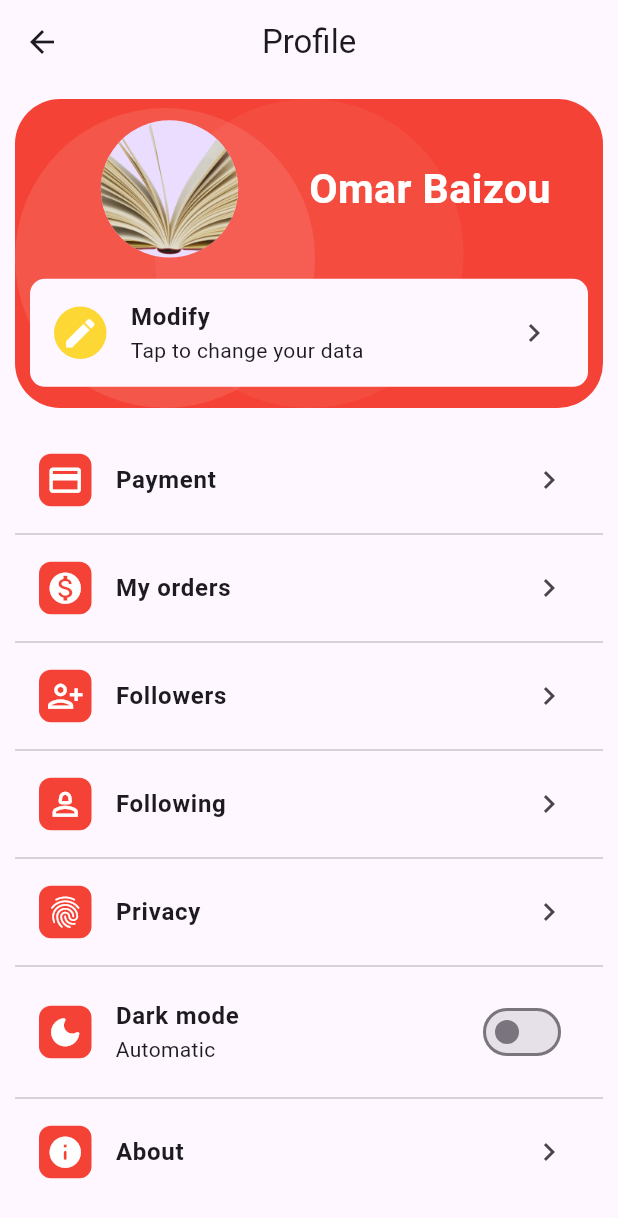
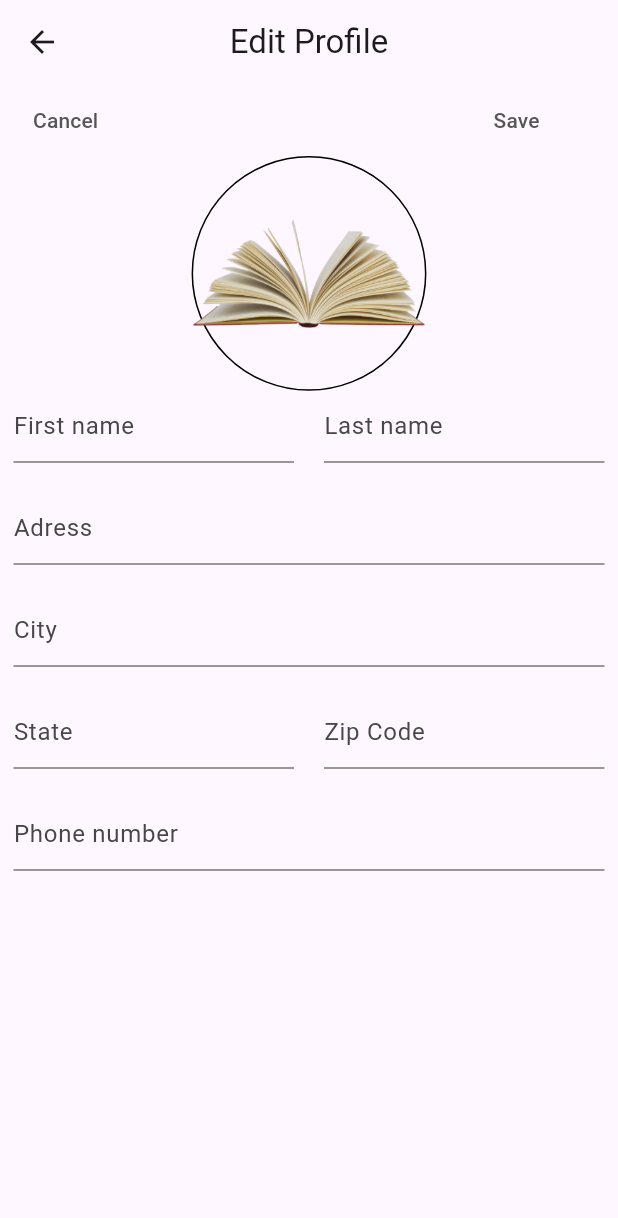
Before and after one commit to seddiksss/trading_books, a Flutter app: the Profile screen opened by its route, after a tap on "Modify", on a phone screen of 412 x 824 dp. Shown: the top 1218 px of the screen. Run offline on Flutter 3.47's test engine with Material 3 defaults, Android fonts, the phone set to English and light mode, and no system bars; drawn by our look-alikes of babstrap_settings_screen; our stand-ins replace get, get_storage, introduction_screen; accounts and stored records are empty.

Commit message:
add and edit new page editProfile

```diff
--- /dev/null
+++ b/lib/Views/screens/editProfil.dart
@@ -0,0 +1,119 @@
+import 'package:flutter/material.dart';
+import 'package:get/get.dart';
+import 'package:trading_books/Views/widgets/profilTextfield.dart';
+
+class EditProfile extends StatelessWidget {
+  const EditProfile({super.key});
+
+  @override
+  Widget build(BuildContext context) {
+    final mediaQuery = MediaQuery.of(context);
+    final screenwidth = mediaQuery.size.width;
+    final screenheight = mediaQuery.size.height;
+    return Scaffold(
+      appBar: AppBar(
+        title: const Text('Edit Profile'),
+        centerTitle: true,
+      ),
+      body: ListView(
+        children: [
+          Container(
+            margin: EdgeInsets.only(left: 10, right: 10),
+            child: Row(
+              children: [
+                TextButton(
+                    onPressed: () {},
+                    child: Text(
+                      "Cancel",
+                      style: TextStyle(color: Color.fromARGB(255, 87, 85, 85)),
+                    )),
+                SizedBox(width: screenwidth * 0.57),
+                TextButton(
+                  onPressed: () {},
+                  child: Text(
+                    "Save",
+                    style: TextStyle(color: Color.fromARGB(255, 87, 85, 85)),
+                  ),
+                )
+              ],
+            ),
+          ),
+          Container(
+            height: screenheight * 0.19,
+            decoration: BoxDecoration(
+                shape: BoxShape.circle,
+                border: Border.all(color: Colors.black)),
+            child: Image.asset(
+              "assets/images/shape2.png",
+            ),
+          ),
+          Row(
+            children: [
+              SizedBox(
+                width: 9,
+              ),
+              Profiltextfield(
+                hint: "First name",
+              ),
+              SizedBox(
+                width: 20,
+              ),
+              Profiltextfield(
+                hint: "Last name",
+              ),
+              SizedBox(
+                width: 9,
+              ),
+            ],
+          ),
+          SizedBox(
+            height: 20,
+          ),
+          Container(
+              margin: EdgeInsets.only(left: 9, right: 9),
+              child: Profiltextfield(
+                hint: "Adress",
+              )),
+          SizedBox(
+            height: 20,
+          ),
+          Container(
+              margin: EdgeInsets.only(left: 9, right: 9),
+              child: Profiltextfield(
+                hint: "City",
+              )),
+          SizedBox(
+            height: 20,
+          ),
+          Row(
+            children: [
+              SizedBox(
+                width: 9,
+              ),
+              Profiltextfield(
+                hint: "State",
+              ),
+              SizedBox(
+                width: 20,
+              ),
+              Profiltextfield(
+                hint: "Zip Code",
+              ),
+              SizedBox(
+                width: 9,
+              ),
+            ],
+          ),
+          SizedBox(
+            height: 20,
+          ),
+          Container(
+              margin: EdgeInsets.only(left: 9, right: 9),
+              child: Profiltextfield(
+                hint: "Phone number",
+              )),
+        ],
+      ),
+    );
+  }
+}
--- a/lib/Views/screens/profil.dart
+++ b/lib/Views/screens/profil.dart
@@ -3,6 +3,8 @@ import 'package:flutter/cupertino.dart';
 import 'package:flutter/material.dart';
 import 'package:get/get.dart';
 import 'package:trading_books/Controllers/profilController.dart';
+import 'package:trading_books/Core/Constants/AppRoutes.dart';
+import 'package:trading_books/Views/screens/editProfil.dart';
 
 class Profile extends StatelessWidget {
   const Profile({super.key});
@@ -32,6 +34,7 @@ class Profile extends StatelessWidget {
                 title: "Modify",
                 subtitle: "Tap to change your data",
                 onTap: () {
+                  Get.to(const EditProfile());
                   print("OK");
                 },
               ),
--- /dev/null
+++ b/lib/Views/widgets/profilTextfield.dart
@@ -0,0 +1,22 @@
+import 'package:flutter/material.dart';
+
+class Profiltextfield extends StatelessWidget {
+  const Profiltextfield({
+    super.key,
+    required this.hint,
+  });
+  final String hint;
+
+  @override
+  Widget build(BuildContext context) {
+    return Container(
+      child: Container(
+        child: Expanded(
+          child: TextFormField(
+            decoration: InputDecoration(hintText: hint),
+          ),
+        ),
+      ),
+    );
+  }
+}
```
